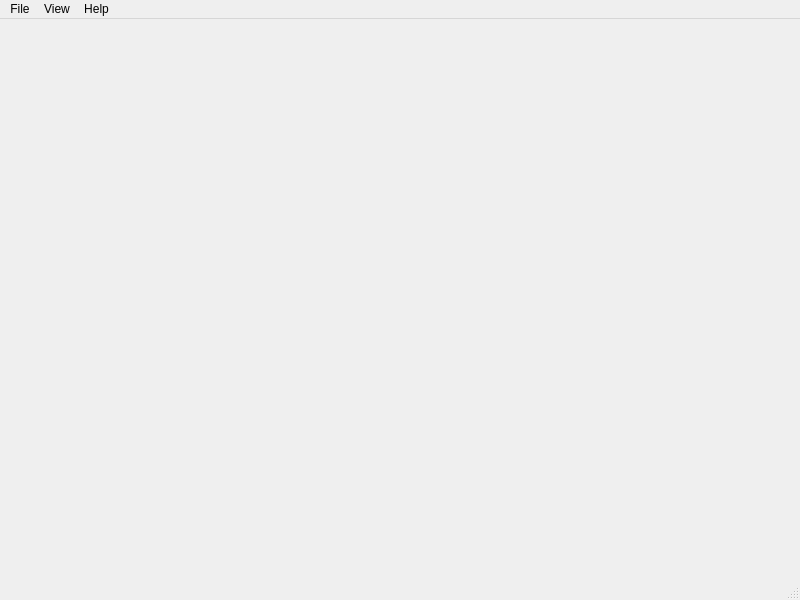
First picture: the form in main-window.ui, repository elmyrockers/Qt-Desktop-Portfolio, before the edit.
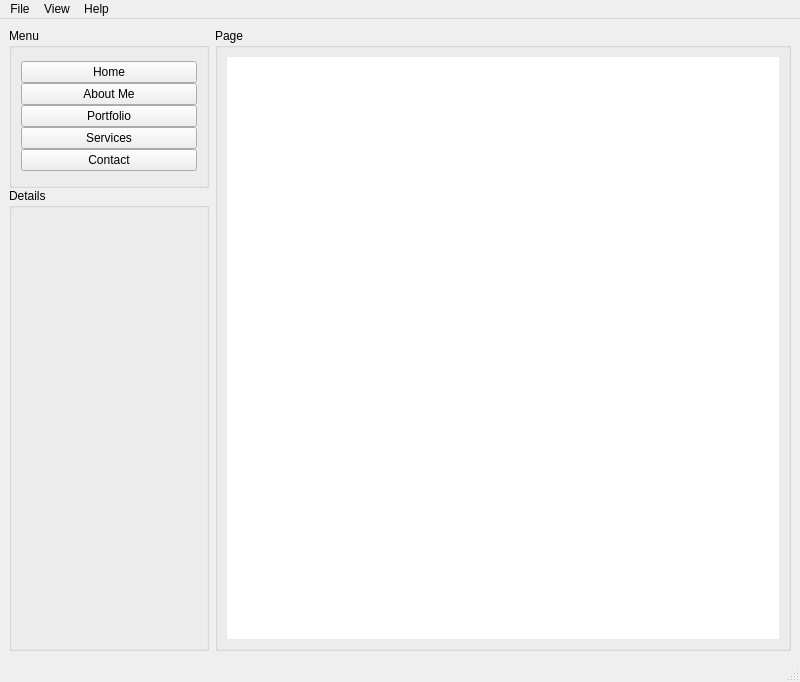
Second picture: the form after the edit.

Commit message: Update UI (main window)

Patch:
```diff
--- a/main-window.ui
+++ b/main-window.ui
@@ -7,13 +7,161 @@
     <x>0</x>
     <y>0</y>
     <width>800</width>
-    <height>600</height>
+    <height>682</height>
    </rect>
   </property>
   <property name="windowTitle">
    <string>MainWindow</string>
   </property>
-  <widget class="QWidget" name="centralwidget"/>
+  <property name="styleSheet">
+   <string notr="true"/>
+  </property>
+  <widget class="QWidget" name="centralwidget">
+   <layout class="QVBoxLayout" name="verticalLayout_2">
+    <item>
+     <layout class="QHBoxLayout" name="horizontalLayout">
+      <item>
+       <widget class="QWidget" name="widget" native="true">
+        <property name="maximumSize">
+         <size>
+          <width>207</width>
+          <height>16777215</height>
+         </size>
+        </property>
+        <layout class="QVBoxLayout" name="verticalLayout_3">
+         <property name="spacing">
+          <number>0</number>
+         </property>
+         <property name="leftMargin">
+          <number>0</number>
+         </property>
+         <property name="topMargin">
+          <number>0</number>
+         </property>
+         <property name="rightMargin">
+          <number>0</number>
+         </property>
+         <property name="bottomMargin">
+          <number>0</number>
+         </property>
+         <item>
+          <layout class="QVBoxLayout" name="verticalLayout">
+           <property name="spacing">
+            <number>0</number>
+           </property>
+           <item>
+            <widget class="QGroupBox" name="groupBox_3">
+             <property name="minimumSize">
+              <size>
+               <width>200</width>
+               <height>0</height>
+              </size>
+             </property>
+             <property name="maximumSize">
+              <size>
+               <width>16777215</width>
+               <height>160</height>
+              </size>
+             </property>
+             <property name="title">
+              <string>Menu</string>
+             </property>
+             <layout class="QVBoxLayout" name="verticalLayout_5">
+              <property name="spacing">
+               <number>0</number>
+              </property>
+              <item>
+               <layout class="QVBoxLayout" name="verticalLayout_4">
+                <property name="spacing">
+                 <number>0</number>
+                </property>
+                <item>
+                 <widget class="QPushButton" name="pushButton">
+                  <property name="text">
+                   <string>Home</string>
+                  </property>
+                 </widget>
+                </item>
+                <item>
+                 <widget class="QPushButton" name="pushButton_2">
+                  <property name="text">
+                   <string>About Me</string>
+                  </property>
+                 </widget>
+                </item>
+                <item>
+                 <widget class="QPushButton" name="pushButton_3">
+                  <property name="text">
+                   <string>Portfolio</string>
+                  </property>
+                 </widget>
+                </item>
+                <item>
+                 <widget class="QPushButton" name="pushButton_4">
+                  <property name="text">
+                   <string>Services</string>
+                  </property>
+                 </widget>
+                </item>
+                <item>
+                 <widget class="QPushButton" name="pushButton_5">
+                  <property name="text">
+                   <string>Contact</string>
+                  </property>
+                 </widget>
+                </item>
+               </layout>
+              </item>
+             </layout>
+            </widget>
+           </item>
+           <item>
+            <widget class="QGroupBox" name="groupBox_2">
+             <property name="title">
+              <string>Details</string>
+             </property>
+            </widget>
+           </item>
+          </layout>
+         </item>
+        </layout>
+       </widget>
+      </item>
+      <item>
+       <widget class="QGroupBox" name="groupBox">
+        <property name="title">
+         <string>Page</string>
+        </property>
+        <layout class="QHBoxLayout" name="horizontalLayout_2">
+         <item>
+          <layout class="QVBoxLayout" name="verticalLayout_6">
+           <item>
+            <widget class="QStackedWidget" name="stackedWidget">
+             <property name="sizePolicy">
+              <sizepolicy hsizetype="Expanding" vsizetype="Preferred">
+               <horstretch>0</horstretch>
+               <verstretch>0</verstretch>
+              </sizepolicy>
+             </property>
+             <property name="styleSheet">
+              <string notr="true">background-color:white</string>
+             </property>
+             <property name="currentIndex">
+              <number>0</number>
+             </property>
+             <widget class="QWidget" name="page"/>
+             <widget class="QWidget" name="page_2"/>
+            </widget>
+           </item>
+          </layout>
+         </item>
+        </layout>
+       </widget>
+      </item>
+     </layout>
+    </item>
+   </layout>
+  </widget>
   <widget class="QMenuBar" name="menubar">
    <property name="geometry">
     <rect>
```
